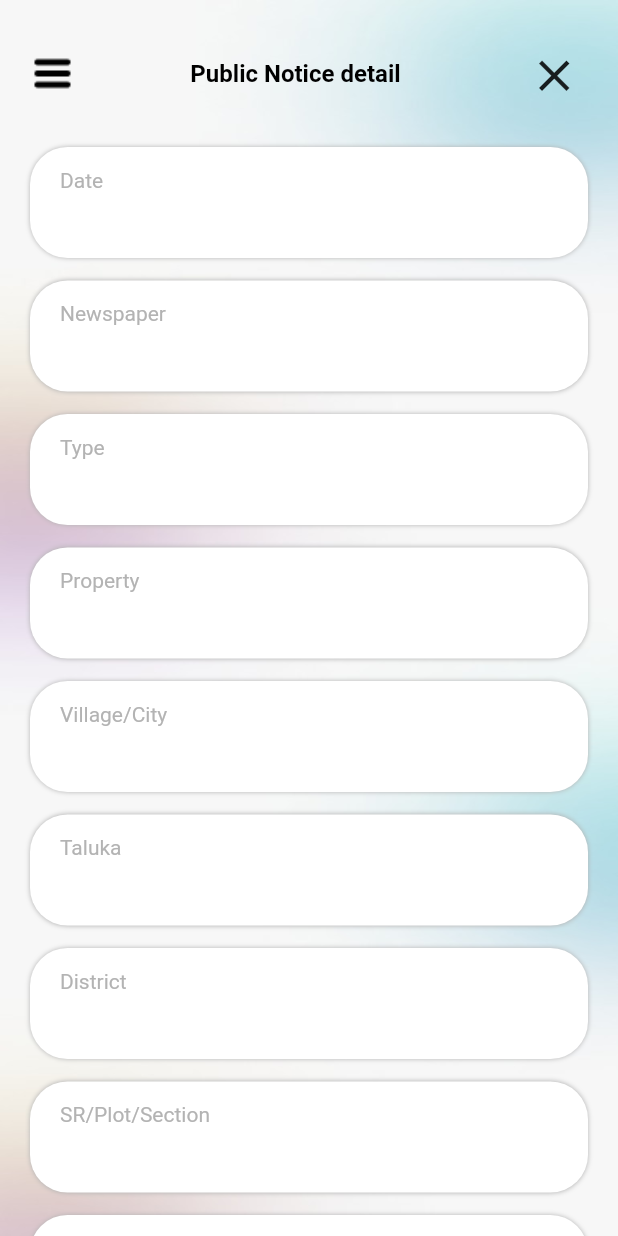
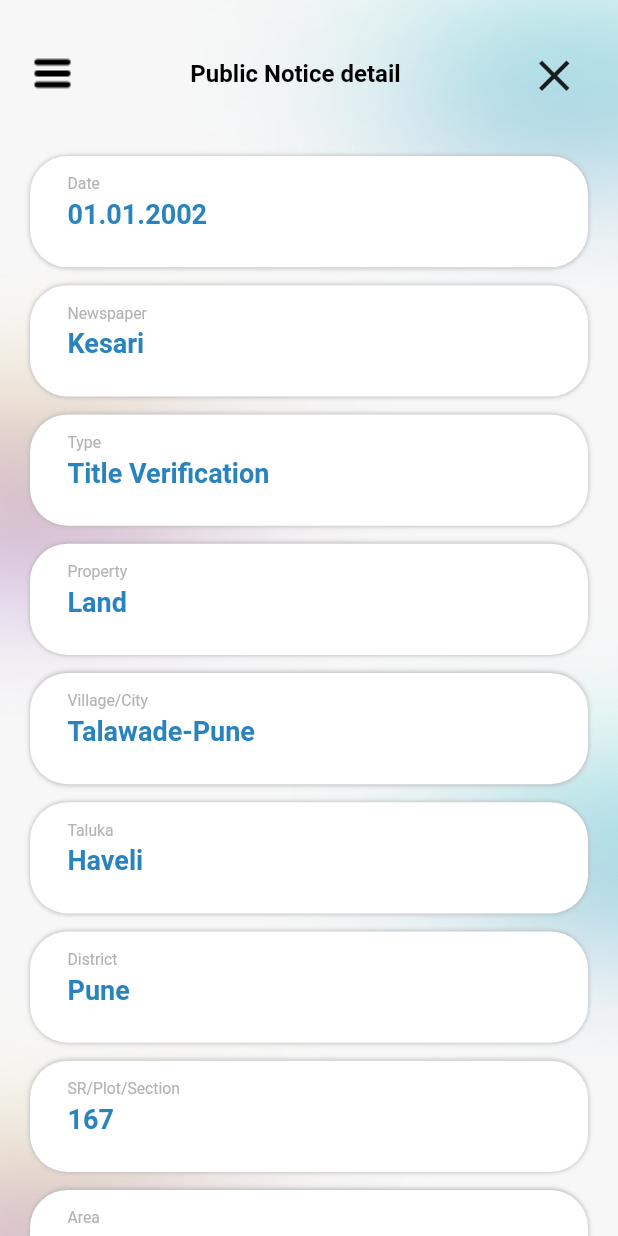
Before and after one commit to KapilKumar2002/ujjwal_infotech_app, a Flutter app: the AddNewNoticeScreen screen opened directly, on a phone screen of 412 x 824 dp. Run offline on Flutter 3.47's test engine with Material 2 defaults, Android fonts, the phone set to English and light mode, and no system bars; our stand-ins replace form_field_validator, pinput.

Commit message:
last and final

```diff
--- a/lib/screens/auth/forgotpassword.dart
+++ b/lib/screens/auth/forgotpassword.dart
@@ -58,9 +58,9 @@ class _ForgotPasswordScreenState extends State<ForgotPasswordScreen> {
                         ),
                         addVerticalSpace(60),
                         CustomTextField(
-                          hint: "Mobile Number",
+                          hintText: "+91 88888 88888",
+                          labelText: "Mobile Number",
                           icon: "assets/phone.png",
-                          hide: false,
                         ),
                       ],
                     ),
--- a/lib/screens/mainscreens/addnewnotice.dart
+++ b/lib/screens/mainscreens/addnewnotice.dart
@@ -4,9 +4,8 @@ import 'package:ujjwal_infotech_app/widgets/custombackground.dart';
 import 'package:ujjwal_infotech_app/widgets/custombutton.dart';
 import 'package:ujjwal_infotech_app/widgets/customdrawer.dart';
 import 'package:ujjwal_infotech_app/widgets/customsearchbox.dart';
-import 'package:ujjwal_infotech_app/widgets/customtextfield.dart';
-import 'package:ujjwal_infotech_app/widgets/noticetextfield.dart';
 import 'package:ujjwal_infotech_app/widgets/publicnoticedetaildata.dart';
+import 'package:ujjwal_infotech_app/widgets/textfield.dart';
 
 class AddNewNoticeScreen extends StatefulWidget {
   const AddNewNoticeScreen({super.key});
@@ -65,33 +64,20 @@ class _AddNewNoticeScreenState extends State<AddNewNoticeScreen> {
                         ),
                       )
                     : addVerticalSpace(0),
-                NoticeTextField(hint: "Date"),
-                addVerticalSpace(15),
-                NoticeTextField(hint: "Newspaper"),
-                addVerticalSpace(15),
-                NoticeTextField(hint: "Type"),
-                addVerticalSpace(15),
-                NoticeTextField(hint: "Property"),
-                addVerticalSpace(15),
-                NoticeTextField(hint: "Village/City"),
-                addVerticalSpace(15),
-                NoticeTextField(hint: "Taluka"),
-                addVerticalSpace(15),
-                NoticeTextField(hint: "District"),
-                addVerticalSpace(15),
-                NoticeTextField(hint: "SR/Plot/Section"),
-                addVerticalSpace(15),
-                NoticeTextField(hint: "Area"),
-                addVerticalSpace(15),
-                NoticeTextField(hint: "Flat details"),
-                addVerticalSpace(15),
-                NoticeTextField(hint: "Advocate"),
-                addVerticalSpace(15),
-                NoticeTextField(hint: "Days"),
-                addVerticalSpace(15),
-                NoticeTextField(hint: "Lapse date"),
-                addVerticalSpace(15),
-                NoticeTextField(hint: "Query"),
+                textField(labelText: "Date", hintText: "01.01.2002"),
+                textField(labelText: "Newspaper", hintText: "Kesari"),
+                textField(labelText: "Type", hintText: "Title Verification"),
+                textField(labelText: "Property", hintText: "Land"),
+                textField(labelText: "Village/City", hintText: "Talawade-Pune"),
+                textField(labelText: "Taluka", hintText: "Haveli"),
+                textField(labelText: "District", hintText: "Pune"),
+                textField(labelText: "SR/Plot/Section", hintText: "167"),
+                textField(labelText: "Area", hintText: "5acres"),
+                textField(labelText: "Flat details", hintText: "-"),
+                textField(labelText: "Advocate", hintText: "ABC"),
+                textField(labelText: "Days", hintText: "30"),
+                textField(labelText: "Lapse date", hintText: "01.02.2022"),
+                textField(labelText: "Query", hintText: "Please Check"),
                 addVerticalSpace(20),
                 _isSubmitted
                     ? addVerticalSpace(0)
--- a/lib/screens/mainscreens/homescreen.dart
+++ b/lib/screens/mainscreens/homescreen.dart
@@ -49,19 +49,19 @@ class _HomeScreenState extends State<HomeScreen> {
                       onTap: () {
                         NextScreen(context, PublicNoticeDetailScreen());
                       },
-                      child: CustomButton(text: "Public Notice", height: 80)),
+                      child: CustomButton(text: "Public Notice", height: 75)),
                   addVerticalSpace(25),
                   GestureDetector(
                       onTap: () {
                         NextScreen(context, PaperArticlesScreen());
                       },
-                      child: CustomButton(text: "Paper Articles", height: 80)),
+                      child: CustomButton(text: "Paper Articles", height: 75)),
                   addVerticalSpace(25),
                   GestureDetector(
                       onTap: () {
                         NextScreen(context, GRScreen());
                       },
-                      child: CustomButton(text: "GR", height: 80)),
+                      child: CustomButton(text: "GR", height: 75)),
                 ],
               ),
             ),
--- a/lib/screens/mainscreens/paperarticles.dart
+++ b/lib/screens/mainscreens/paperarticles.dart
@@ -65,7 +65,7 @@ class _PaperArticlesScreenState extends State<PaperArticlesScreen> {
                       gridDelegate: SliverGridDelegateWithFixedCrossAxisCount(
                           crossAxisSpacing: 20,
                           mainAxisSpacing: 20,
-                          childAspectRatio: width(context) * .415 / 80,
+                          childAspectRatio: width(context) * .45 / 80,
                           crossAxisCount: 2),
                       itemBuilder: (context, index) {
                         return InkWell(
--- a/lib/screens/mainscreens/subscription.dart
+++ b/lib/screens/mainscreens/subscription.dart
@@ -57,7 +57,7 @@ class _SubscriptionScreenState extends State<SubscriptionScreen> {
                 ),
                 addVerticalSpace(25),
                 Container(
-                  height: 92,
+                  height: 80,
                   decoration: shadowDecoration(25, 2),
                   child: Center(
                     child: ListTile(
@@ -82,7 +82,7 @@ class _SubscriptionScreenState extends State<SubscriptionScreen> {
                 ),
                 addVerticalSpace(20),
                 Container(
-                  height: 92,
+                  height: 80,
                   decoration: shadowDecoration(25, 2),
                   child: Center(
                     child: ListTile(
@@ -109,7 +109,7 @@ class _SubscriptionScreenState extends State<SubscriptionScreen> {
                 Stack(
                   children: [
                     Container(
-                      height: 92,
+                      height: 80,
                       decoration: shadowDecoration(25, 2),
                       child: Center(
                         child: ListTile(
--- a/lib/utils/constants.dart
+++ b/lib/utils/constants.dart
@@ -124,6 +124,12 @@ TextStyle bodyText12normal({
   return TextStyle(color: color, fontSize: 12);
 }
 
+TextStyle bodyText11w400({
+  required Color color,
+}) {
+  return TextStyle(color: color, fontSize: 11, fontWeight: FontWeight.w400);
+}
+
 TextStyle bodyText15normal({
   required Color color,
 }) {
--- a/lib/widgets/noticetextfield.dart
+++ /dev/null
@@ -1,39 +0,0 @@
-import 'package:flutter/material.dart';
-import 'package:ujjwal_infotech_app/utils/constants.dart';
-
-class NoticeTextField extends StatefulWidget {
-  final String hint;
-  const NoticeTextField({super.key, required this.hint});
-
-  @override
-  State<NoticeTextField> createState() => _NoticeTextFieldState();
-}
-
-class _NoticeTextFieldState extends State<NoticeTextField> {
-  @override
-  Widget build(BuildContext context) {
-    return Container(
-      height: 74,
-      padding: EdgeInsets.symmetric(horizontal: 20),
-      decoration: shadowDecoration(25, 2),
-      child: Column(
-        mainAxisAlignment: MainAxisAlignment.center,
-        crossAxisAlignment: CrossAxisAlignment.start,
-        children: [
-          Text(
-            widget.hint,
-            style: bodyText14w400(color: gray),
-          ),
-          Container(
-              height: 30,
-              child: Center(
-                  child: TextFormField(
-                style: bodyText18w600(color: appColor),
-                cursorColor: appColor,
-                decoration: InputDecoration(border: InputBorder.none),
-              ))),
-        ],
-      ),
-    );
-  }
-}
--- /dev/null
+++ b/lib/widgets/textfield.dart
@@ -0,0 +1,55 @@
+import 'package:flutter/material.dart';
+import 'package:ujjwal_infotech_app/utils/constants.dart';
+
+class textField extends StatelessWidget {
+  final String labelText;
+  final String hintText;
+
+  final TextEditingController? controller;
+  final TextInputType? textInputType;
+  final bool? obscureText;
+
+  const textField({
+    Key? key,
+    required this.labelText,
+    required this.hintText,
+    this.controller,
+    this.textInputType,
+    this.obscureText,
+  }) : super(key: key);
+
+  @override
+  Widget build(BuildContext context) {
+    return Container(
+      height: height(context) * 0.09,
+      padding: EdgeInsets.symmetric(horizontal: 10, vertical: 6),
+      margin: EdgeInsets.symmetric(vertical: 6),
+      decoration: shadowDecoration(25, 2),
+      child: Padding(
+        padding: const EdgeInsets.symmetric(horizontal: 15),
+        child: TextFormField(
+          style: bodyText18w600(color: appColor),
+          controller: controller,
+          obscureText: obscureText ?? false,
+          decoration: InputDecoration(
+              suffix: obscureText != null && obscureText == true
+                  ? IconButton(
+                      onPressed: () {},
+                      icon: Icon(
+                        Icons.remove_red_eye_rounded,
+                        color: appColor,
+                      ))
+                  : SizedBox(),
+              hintText: hintText,
+              label: Text(labelText),
+              alignLabelWithHint: true,
+              isDense: true,
+              hintStyle: bodyText18w600(color: appColor),
+              labelStyle: bodyText14w400(color: gray),
+              floatingLabelBehavior: FloatingLabelBehavior.always,
+              border: InputBorder.none),
+        ),
+      ),
+    );
+  }
+}
```
Also changed, not shown: lib/screens/auth/login.dart (+6 -5 lines), lib/screens/auth/resetpassword.dart (+3 -4 lines), lib/screens/auth/signup.dart (+9 -8 lines), lib/screens/mainscreens/addnewpapercutout.dart (+9 -12 lines), lib/screens/mainscreens/referralcode.dart (+6 -4 lines), lib/screens/myprofile/createprofile.dart (+9 -8 lines), lib/widgets/customtextfield.dart (+71 -31 lines), lib/widgets/selectcategorywidget.dart (+5 -4 lines).
